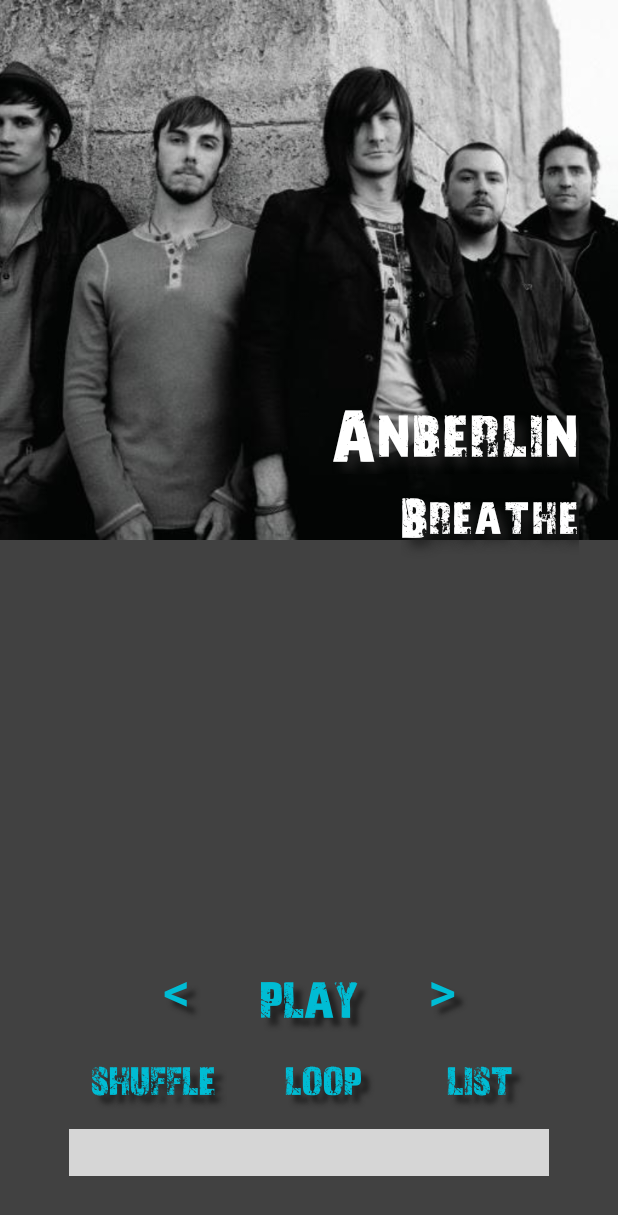
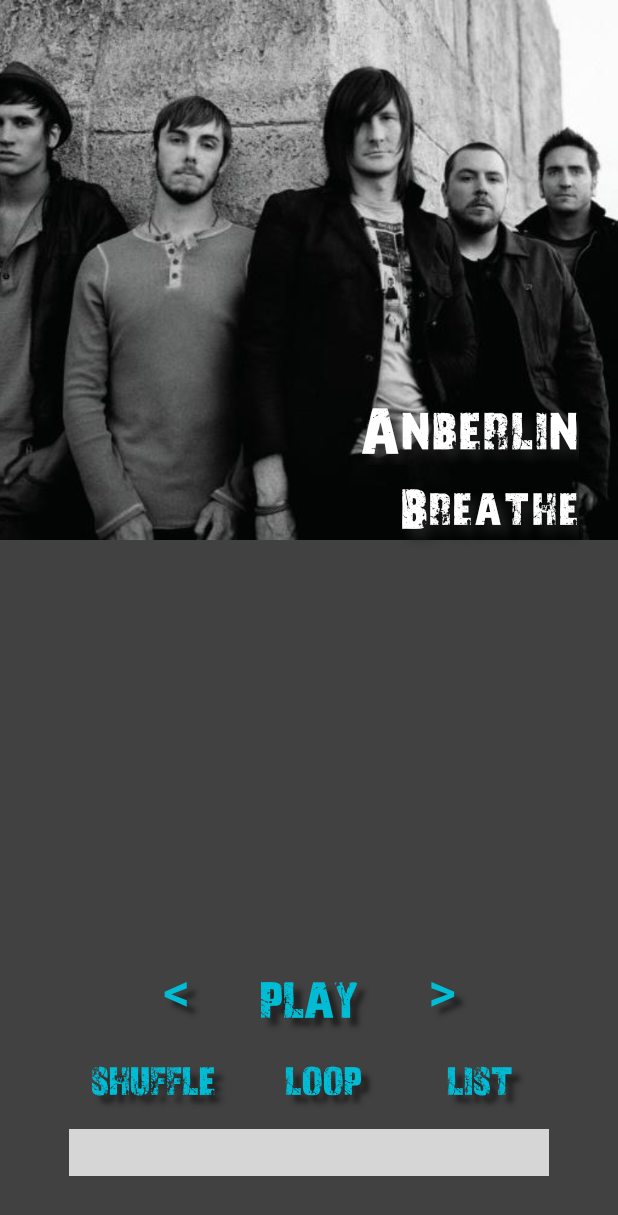
Before and after one commit to TheBaileyBrew/DoubleBMediaPlayer, an Android app: the fragment FragmentAlpha shown on its own in the app's theme, after a tap on "Anberlin", on a phone screen of 412 x 824 dp. Shown: the top 1215 px of the screen. Run offline under Robolectric (Android 15) with nearby library versions, the phone set to English and light mode, and no system bars; libraries missing offline, so code that uses them is left out: com.xw.repo; plain views replace BubbleSeekBar, DiagonalLayout; 1 statement that could not run was skipped; grey boxes are pictures that could not be loaded.

Commit message:
Cleaned up code

```diff
--- a/app/src/main/java/com/thebaileybrew/doublebmediaplayer/CurrentlyPlaying.java
+++ b/app/src/main/java/com/thebaileybrew/doublebmediaplayer/CurrentlyPlaying.java
@@ -85,7 +85,7 @@ public class CurrentlyPlaying extends AppCompatActivity implements View.OnClickL
                     tempList.add(song); } }
             SongItems.clear();
             SongItems = tempList;
-            temporaryCount = currentPosition + 2;
+            temporaryCount = currentPosition + 1;
         } else {
             temporaryCount = currentPosition - 1;
         }
@@ -97,6 +97,7 @@ public class CurrentlyPlaying extends AppCompatActivity implements View.OnClickL
                     return (o1.getArtistName() + o1.getSongName()).compareTo((o2.getArtistName() + o2.getSongName()));
                 }
             });
+            temporaryCount = currentPosition + 1;
         }
         //Set initial Current Playing view
         nowPlayingArtist.setText(currentArtist);
--- a/app/src/main/java/com/thebaileybrew/doublebmediaplayer/FragmentAlpha.java
+++ b/app/src/main/java/com/thebaileybrew/doublebmediaplayer/FragmentAlpha.java
@@ -62,7 +62,7 @@ public class FragmentAlpha extends Fragment {
                 selectedArtist = SongItems.get(position).getArtistName();
                 selectedSong = SongItems.get(position).getSongName();
                 selectedImage = SongItems.get(position).getImage();
-                currentPosition = SongItems.get(position).getId();
+                currentPosition = parent.getSelectedItemPosition();
                 Toast.makeText(view.getContext(), "You've selected: " + selectedArtist + " and " + selectedSong, Toast.LENGTH_LONG).show();
                 Intent openSongPlayer = new Intent(view.getContext(),CurrentlyPlaying.class);
                 openSongPlayer.putExtra("SelectedArtist", selectedArtist);
--- a/app/src/main/java/com/thebaileybrew/doublebmediaplayer/songArrayList.java
+++ b/app/src/main/java/com/thebaileybrew/doublebmediaplayer/songArrayList.java
@@ -44,7 +44,7 @@ public class songArrayList extends ArrayList{
         SongItems.add(new songItem(32, "Rascal Flatts", "What Hurts The Most", R.drawable.rascalflatts_800, "Country", R.raw.hurtsthemost_rascall));
         SongItems.add(new songItem(33, "Rascal Flatts", "Life is a Highway", R.drawable.rascalflatts_800, "Country", R.raw.highway_rascal));
         SongItems.add(new songItem(34, "Miranda Lambert", "Kerosene", R.drawable.lambert_800, "Country", R.raw.kerosene_miranda));
-        SongItems.add(new songItem(35, "Marshmello", "Everyday", R.drawable.marshmello_900, "Electronic", R.raw.everyday_marsh));
+        SongItems.add(new songItem(35, "Marshmello", "Let Me Love You", R.drawable.marshmello_900, "Electronic", R.raw.letmelove_marsh));
         SongItems.add(new songItem(36,"Anberlin", "Breathe", R.drawable.anberlin_800, "Religious", R.raw.breathe_anberlin));
         SongItems.add(new songItem(37, "Crowder", "I Am", R.drawable.crowder_800, "Religious", R.raw.iam_crowder));
         SongItems.add(new songItem(38, "Anberlin", "Feel Good Drag", R.drawable.anberlin_800, "Religious", R.raw.feelgooddrag_anberlin));
--- a/app/src/main/res/layout-land/activity_currently_playing.xml
+++ b/app/src/main/res/layout-land/activity_currently_playing.xml
@@ -9,12 +9,12 @@
     <com.github.florent37.diagonallayout.DiagonalLayout
         android:layout_width="match_parent"
         android:layout_height="match_parent"
-        app:diagonal_angle="25"
+        app:diagonal_angle="44"
         diagonal:diagonal_direction="left"
         diagonal:diagonal_position="lef">
         <ImageView
             android:id="@+id/now_playing_artist_image"
-            android:layout_width="wrap_content"
+            android:layout_width="400dp"
             android:layout_height="wrap_content"
             android:scaleType="centerCrop"
             android:elevation="10dp"
--- a/app/src/main/res/layout-land/fragment_genre.xml
+++ b/app/src/main/res/layout-land/fragment_genre.xml
@@ -13,7 +13,6 @@
         android:layout_height="match_parent"
         android:layout_marginLeft="16dp"
         android:layout_marginRight="6dp"
-        android:layout_marginBottom="50dp"
         android:scrollbars="vertical"
         app:layout_behavior="@string/appbar_scrolling_view_behavior"/>
 
--- a/app/src/main/res/layout/activity_currently_playing.xml
+++ b/app/src/main/res/layout/activity_currently_playing.xml
@@ -146,7 +146,7 @@
             android:layout_marginRight="26dp"
             android:layout_alignParentEnd="true"
             android:fontFamily="@font/no_reference"
-            android:textSize="52sp"
+            android:textSize="46sp"
             android:shadowDx="8"
             android:shadowDy="8"
             android:shadowRadius="8"
--- a/app/src/main/res/layout/fragment_genre.xml
+++ b/app/src/main/res/layout/fragment_genre.xml
@@ -13,7 +13,6 @@
         android:layout_width="match_parent"
         android:layout_height="wrap_content"
         app:layout_constraintTop_toTopOf="parent"
-        android:layout_marginBottom="50dp"
         android:layout_marginTop="200dp"
         android:layout_marginRight="16dp"
         android:layout_marginLeft="16dp"
```
